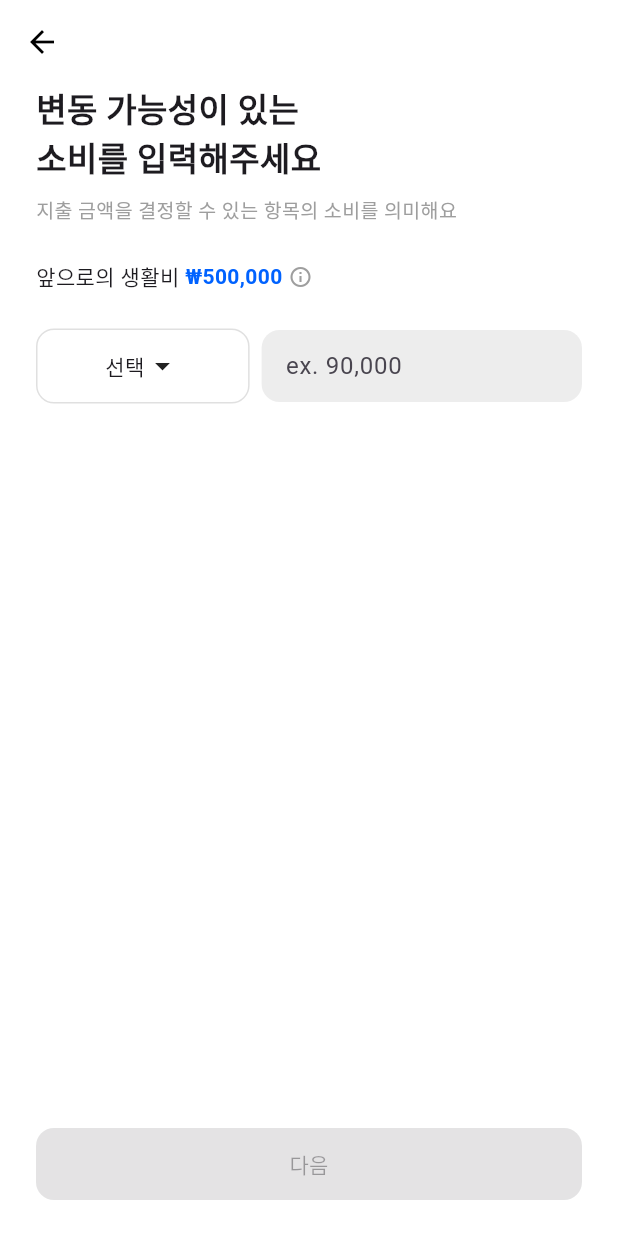
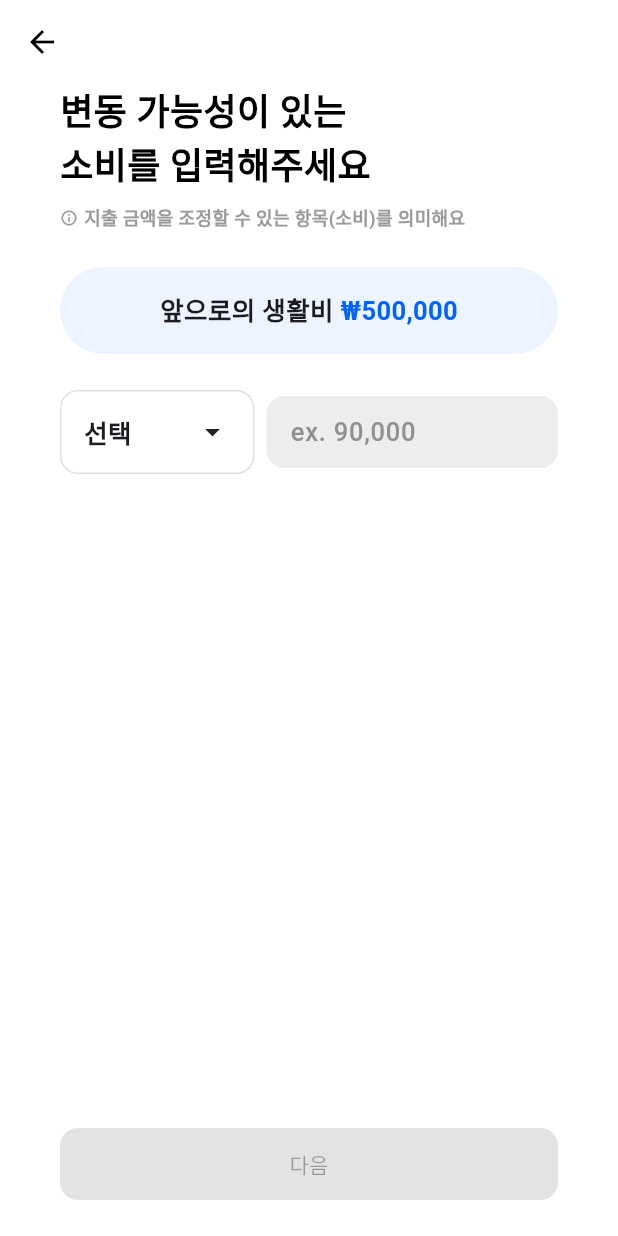
Before and after one commit to LeeHgg/Sotong-money-management-app, a Flutter app: the screen it shows after launch, after a tap on "네, 진행해주세요!", on a phone screen of 412 x 824 dp. Run offline on Flutter 3.47's test engine with Material 3 defaults, Android fonts, the phone set to English and light mode, and no system bars; our stand-ins replace cloud_firestore, firebase_auth, firebase_core, firebase_storage, flutter_svg, google_sign_in and 1 more; accounts and stored records are empty; Roboto replaces fonts that are missing (Pretendard); project files that could hold a hidden picture were left out.

Commit message:
변동소비 디자인 수정1

```diff
--- a/lib/app.dart
+++ b/lib/app.dart
@@ -3,7 +3,7 @@ import 'dart:async';
 import 'package:flutter_svg/flutter_svg.dart';
 import 'package:sotong/screens/auth/plan/AutoRegisterSelect.dart';
 import 'package:sotong/screens/auth/plan/AutoRegisterSummary.dart';
-import 'package:sotong/screens/auth/plan/VariableExpensePage.dart';
+import 'package:sotong/screens/auth/plan/VariableExpense.dart';
 import 'package:sotong/screens/auth/plan/VariableExpenseSummary.dart';
 import 'package:sotong/screens/auth/plan/planGuide.dart';
 import 'models/VariableExpense_info.dart';
--- /dev/null
+++ b/lib/screens/auth/plan/VariableExpense.dart
@@ -0,0 +1,311 @@
+import 'package:flutter/material.dart';
+import 'package:intl/intl.dart';
+
+import '../../../models/VariableExpense_info.dart';
+
+class VariableExpensePage extends StatefulWidget {
+  const VariableExpensePage({super.key});
+
+  @override
+  State<VariableExpensePage> createState() => _VariableExpensePageState();
+}
+
+class _VariableExpensePageState extends State<VariableExpensePage> {
+  final int expectedLivingCost = 500000;
+  final List<String> dropdownOptions = ['식비', '교통비', '경조사비', '여가/오락', '병원비', '기타'];
+  final List<String?> selectedItems = [];
+  final List<TextEditingController> controllers = [];
+
+  final currency = NumberFormat.currency(locale: 'ko_KR', symbol: '₩');
+  final commaFormatter = NumberFormat('#,###');
+
+  @override
+  void initState() {
+    super.initState();
+    _addNewRow(); // 첫 줄 추가
+  }
+
+  void _addNewRow() {
+    setState(() {
+      selectedItems.add(null);
+      final controller = TextEditingController();
+      controller.addListener(() => setState(() {}));
+      controllers.add(controller);
+    });
+  }
+
+  int get totalEnteredAmount {
+    return controllers.fold(0, (sum, controller) {
+      final text = controller.text.trim().replaceAll(',', '');
+      if (text.isEmpty) return sum;
+      return sum + (int.tryParse(text) ?? 0);
+    });
+  }
+
+  int get remainingAmount => expectedLivingCost - totalEnteredAmount;
+
+  bool get isFormValid {
+    return controllers.any((c) => c.text.trim().isNotEmpty);
+  }
+
+  @override
+  void dispose() {
+    for (final c in controllers) {
+      c.dispose();
+    }
+    super.dispose();
+  }
+
+  @override
+  Widget build(BuildContext context) {
+    return Scaffold(
+      backgroundColor: Colors.white,
+      appBar: AppBar(
+        leading: const BackButton(color: Colors.black),
+        backgroundColor: Colors.white,
+        elevation: 0,
+      ),
+      body: SafeArea(
+        child: Padding(
+          padding: const EdgeInsets.symmetric(horizontal: 40),
+          child: Column(
+            crossAxisAlignment: CrossAxisAlignment.start,
+            children: [
+              const Text(
+                '변동 가능성이 있는\n소비를 입력해주세요',
+                style: const TextStyle(
+                  fontFamily: 'Pretendard',
+                  fontSize: 24,
+                  color: Colors.black,
+                  fontWeight: FontWeight.w800, //ExtraBold
+                ),
+              ),
+              const SizedBox(height: 8),
+              Row(
+                crossAxisAlignment: CrossAxisAlignment.center,
+                children: [
+                  Icon(
+                    Icons.info_outline,
+                    size: 12,
+                    color: Color(0xFF9A9A9A),
+                  ),
+                  const SizedBox(width: 4),
+                  const Text(
+                    '지출 금액을 조정할 수 있는 항목(소비)를 의미해요',
+                    style: TextStyle(
+                      fontFamily: 'Pretendard',
+                      fontSize: 12,
+                      color: Color(0xFF9A9A9A),
+                      fontWeight: FontWeight.bold, //ExtraBold
+                    ),
+                  ),
+                ],
+              ),
+              const SizedBox(height: 24),
+              Container(
+                width: double.infinity,
+                padding: const EdgeInsets.all(16),
+                decoration: BoxDecoration(
+                  color: const Color(0xFFEDF4FF),
+                  borderRadius: BorderRadius.circular(40),
+                ),
+                child: Row(
+                  children: [
+                    const Spacer(),
+                    const Text(
+                      '앞으로의 생활비 ',
+                      style: TextStyle(
+                        fontSize: 17,
+                        fontFamily: 'Pretendard',
+                        fontWeight: FontWeight.bold,
+                      ),
+                    ),
+                    Text(
+                      currency.format(remainingAmount),
+                      style: TextStyle(
+                        fontSize: 17,
+                        fontFamily: 'Pretendard',
+                        fontWeight: FontWeight.bold,
+                        color: remainingAmount >= 0 ? const Color(0xFF0062FF) : Colors.red,
+                      ),
+                    ),
+                    const Spacer(),
+                  ],
+                ),
+              ),
+              const SizedBox(height: 24),
+              Expanded(
+                child: ListView.builder(
+                  itemCount: controllers.length,
+                  itemBuilder: (context, index) {
+                    final selected = selectedItems[index];
+                    final controller = controllers[index];
+                    final isFirstRow = index == 0;
+                    final isSelected = selected != null;
+                    final shouldFade = !isFirstRow && !isSelected;
+
+                    return Opacity(
+                      opacity: shouldFade ? 0.4 : 1.0,
+                      child: Padding(
+                        padding: const EdgeInsets.only(bottom: 16),
+                        child: Row(
+                          children: [
+                            Expanded(
+                              flex: 2,
+                              child: GestureDetector(
+                                onTap: () async {
+                                  final picked = await showModalBottomSheet<String>(
+                                    context: context,
+                                    shape: const RoundedRectangleBorder(
+                                      borderRadius: BorderRadius.vertical(top: Radius.circular(16)),
+                                    ),
+                                    builder: (context) => ListView(
+                                      shrinkWrap: true,
+                                      padding: const EdgeInsets.symmetric(vertical: 16),
+                                      children: dropdownOptions.map((option) {
+                                        return RadioListTile<String>(
+                                          value: option,
+                                          groupValue: selected,
+                                          title: Text(option),
+                                          activeColor: Colors.blue,
+                                          visualDensity: VisualDensity.compact,
+                                          onChanged: (value) {
+                                            Navigator.pop(context, value);
+                                          },
+                                        );
+                                      }).toList(),
+                                    ),
+                                  );
+
+                                  if (picked != null) {
+                                    setState(() {
+                                      selectedItems[index] = picked;
+                                    });
+                                  }
+                                },
+                                child: Container(
+                                  decoration: BoxDecoration(
+                                    borderRadius: BorderRadius.circular(12),
+                                    border: Border.all(color: Colors.grey.shade300),
+                                  ),
+                                  padding: const EdgeInsets.all(15),
+                                  alignment: Alignment.center,
+                                  child: Row(
+                                    mainAxisAlignment: MainAxisAlignment.center,
+                                    children: [
+                                      Text(selected ?? '선택', style: TextStyle(
+                                        fontSize: 17,
+                                        fontFamily: 'Pretendard',
+                                        fontWeight: FontWeight.bold,
+                                      ),),
+                                      const Spacer(),
+                                      const Icon(Icons.arrow_drop_down),
+                                    ],
+                                  ),
+                                ),
+                              ),
+                            ),
+                            const SizedBox(width: 8),
+                            Expanded(
+                              flex: 3,
+                              child: Container(
+                                decoration: BoxDecoration(
+                                  borderRadius: BorderRadius.circular(12),
+                                  color: controller.text.trim().isEmpty
+                                      ? const Color(0xFFEDEDED)
+                                      : const Color(0xFFEDF4FF),
+                                ),
+                                padding: const EdgeInsets.symmetric(horizontal: 16),
+                                child: TextFormField(
+                                  controller: controller,
+                                  keyboardType: TextInputType.number,
+                                  onChanged: (value) {
+                                    final raw = value.replaceAll(',', '');
+                                    final number = int.tryParse(raw);
+                                    if (number != null) {
+                                      final formatted = commaFormatter.format(number);
+                                      controller.value = TextEditingValue(
+                                        text: formatted,
+                                        selection: TextSelection.collapsed(offset: formatted.length),
+                                      );
+                                    }
+
+                                    final isLast = index == controllers.length - 1;
+                                    final isFilled = controller.text.trim().isNotEmpty;
+
+                                    if (isLast && isFilled) {
+                                      _addNewRow();
+                                    }
+
+                                    setState(() {});
+                                  },
+                                  decoration: const InputDecoration(
+                                    border: InputBorder.none,
+                                    hintText: 'ex. 90,000',
+                                    hintStyle: TextStyle(
+                                      fontSize: 17,
+                                      fontFamily: 'Pretendard',
+                                      fontWeight: FontWeight.w500,
+                                      color: Color(0xFF909090),
+                                    ),
+                                  ),
+                                ),
+                              ),
+                            ),
+                          ],
+                        ),
+                      ),
+                    );
+                  },
+                ),
+              ),
+              SizedBox(
+                width: double.infinity,
+                height: 48,
+                child: ElevatedButton(
+                  onPressed: (isFormValid && remainingAmount >= 0)
+                      ? () {
+                    final expenseList = <ExpenseItem>[];
+
+                    for (int i = 0; i < controllers.length; i++) {
+                      final selected = selectedItems[i];
+                      final controller = controllers[i];
+                      final text = controller.text.replaceAll(',', '').trim();
+
+                      if (selected != null && text.isNotEmpty) {
+                        expenseList.add(
+                          ExpenseItem(category: selected, amount: int.parse(text)),
+                        );
+                      }
+                    }
+
+                    // 요약 페이지로 이동
+                    Navigator.pushNamed(
+                      context,
+                      '/summary',
+                      arguments: expenseList,
+                    );
+                  }
+                      : null,
+                  style: ElevatedButton.styleFrom(
+                    backgroundColor: (isFormValid && remainingAmount >= 0)
+                        ? const Color(0xFF0062FF)
+                        : const Color(0xFFF2F2F2),
+                    foregroundColor: (isFormValid && remainingAmount >= 0)
+                        ? Colors.white
+                        : const Color(0xFFAAAAAA),
+                    shape: RoundedRectangleBorder(
+                      borderRadius: BorderRadius.circular(12),
+                    ),
+                  ),
+                  child: const Text('다음'),
+                ),
+              ),
+              const SizedBox(height: 24),
+            ],
+          ),
+        ),
+      ),
+    );
+  }
+}
--- a/lib/screens/auth/plan/VariableExpenseSummary.dart
+++ b/lib/screens/auth/plan/VariableExpenseSummary.dart
@@ -23,7 +23,7 @@ class SummaryPage extends StatelessWidget {
       backgroundColor: Colors.white,
       body: SafeArea(
         child: Padding(
-          padding: const EdgeInsets.symmetric(horizontal: 24),
+          padding: const EdgeInsets.symmetric(horizontal: 40),
           child: Column(
             crossAxisAlignment: CrossAxisAlignment.start,
             children: [
--- a/lib/screens/auth/plan/planGuide.dart
+++ b/lib/screens/auth/plan/planGuide.dart
@@ -32,7 +32,7 @@ class _PlanGuidePageState extends State<PlanGuidePage> {
       backgroundColor: Colors.white,
       body: SafeArea(
         child: Padding(
-          padding: const EdgeInsets.symmetric(horizontal: 24),
+          padding: const EdgeInsets.symmetric(horizontal: 40),
           child: FutureBuilder<String>(
             future: _getUsername(),
             builder: (context, snapshot) {
@@ -72,10 +72,10 @@ class _PlanGuidePageState extends State<PlanGuidePage> {
                       ],
                     ),
                   ),
-                  const SizedBox(height: 24),
+                  const Spacer(),
                   Container(
                     width: double.infinity,
-                    padding: const EdgeInsets.all(16),
+                    padding: const EdgeInsets.all(40),
                     decoration: BoxDecoration(
                       color: const Color(0xFFEDF4FF),
                       borderRadius: BorderRadius.circular(16),
@@ -87,9 +87,9 @@ class _PlanGuidePageState extends State<PlanGuidePage> {
                           text: TextSpan(
                             style: const TextStyle(
                               fontFamily: 'Pretendard',
-                              fontSize: 18,
+                              fontSize: 17,
                               color: Colors.black,
-                              fontWeight: FontWeight.w500, //ExtraBold
+                              fontWeight: FontWeight.w500,
                             ),
                             children: [
                               TextSpan(text: '입력하신 고정 수입과 소비,\n절약비율과 기간을 토대로\n변동소비 한달 금액이 한 달\n'),
@@ -103,34 +103,39 @@ class _PlanGuidePageState extends State<PlanGuidePage> {
                             ],
                           ),
                         ),
-                        const SizedBox(height: 16),
+                        const SizedBox(height: 25),
                         Container(
-                          padding: const EdgeInsets.symmetric(vertical: 8),
-                          decoration: BoxDecoration(
-                            color: Colors.white,
-                            borderRadius: BorderRadius.circular(12),
-                            border: Border.all(color: Colors.grey.shade300),
-                          ),
-                          child: const Row(
-                            mainAxisAlignment: MainAxisAlignment.spaceAround,
-                            children: [
-                              Text('한달 전체 수입'),
-                              Text('-'),
-                              Text('고정소비'),
-                              Text('-'),
-                              Text('저축'),
-                              Text('='),
-                              Text('변동소비', style: TextStyle(color: Colors.blue)),
-                            ],
+                          width: double.infinity,
+                          child: Image.asset(
+                            'assets/images/variable1.png',
+                            fit: BoxFit.contain,
                           ),
                         ),
+
                       ],
                     ),
                   ),
-                  const SizedBox(height: 24),
-                  const Text(
-                    '소통은 여러분의 \'변동소비\' 관리를 도와드립니다.\n\n이 안에서 예산을 꾸려 볼까요?',
-                    style: TextStyle(fontSize: 13, color: Colors.black87),
+                  const Spacer(),
+                  RichText(
+                    text: TextSpan(
+                      style: const TextStyle(
+                        fontFamily: 'Pretendard',
+                        fontSize: 17,
+                        color: Colors.black,
+                        fontWeight: FontWeight.w500,
+                      ),
+                      children: [
+                        TextSpan(text: '소통은 여러분의 '),
+                        TextSpan(
+                          text: '\'변동소비\' 관리',
+                          style: TextStyle(
+                              color: Color(0xFF0062FF),
+                              fontWeight: FontWeight.bold
+                          ),),
+                        TextSpan(text: '를\n도와드립니다.\n\n'),
+                        TextSpan(text: '이 안에서 예산을 꾸려 볼까요?'),
+                      ],
+                    ),
                   ),
                   const Spacer(),
                   SizedBox(
@@ -148,7 +153,11 @@ class _PlanGuidePageState extends State<PlanGuidePage> {
                           borderRadius: BorderRadius.circular(12),
                         ),
                       ),
-                      child: const Text('네, 진행해주세요!'),
+                      child: const Text('네, 진행해주세요!', style: const TextStyle(
+                        fontFamily: 'Pretendard',
+                        fontSize: 18,
+                        fontWeight: FontWeight.bold, //ExtraBold
+                      ),),
                     ),
                   ),
                   const SizedBox(height: 24),
--- a/pubspec.yaml
+++ b/pubspec.yaml
@@ -74,6 +74,7 @@ flutter:
   #   - images/a_dot_ham.jpeg
   assets:
     - sotong_svg/
+    - assets/images/
 
   # An image asset can refer to one or more resolution-specific "variants", see
   # https://flutter.dev/to/resolution-aware-images
```
